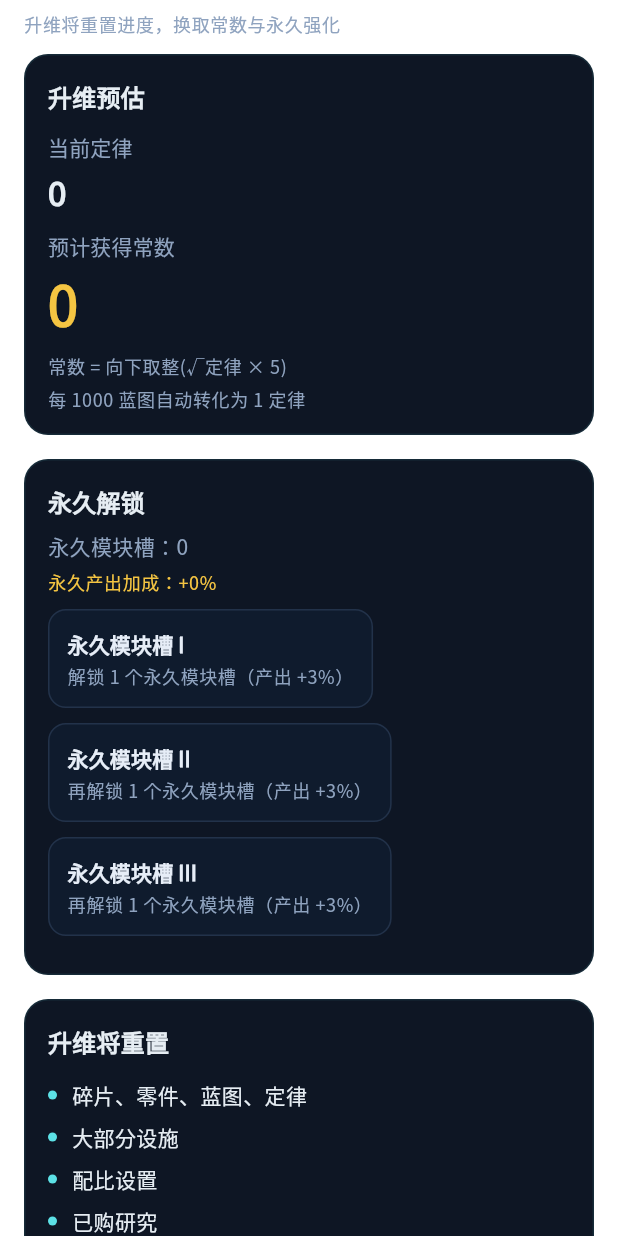
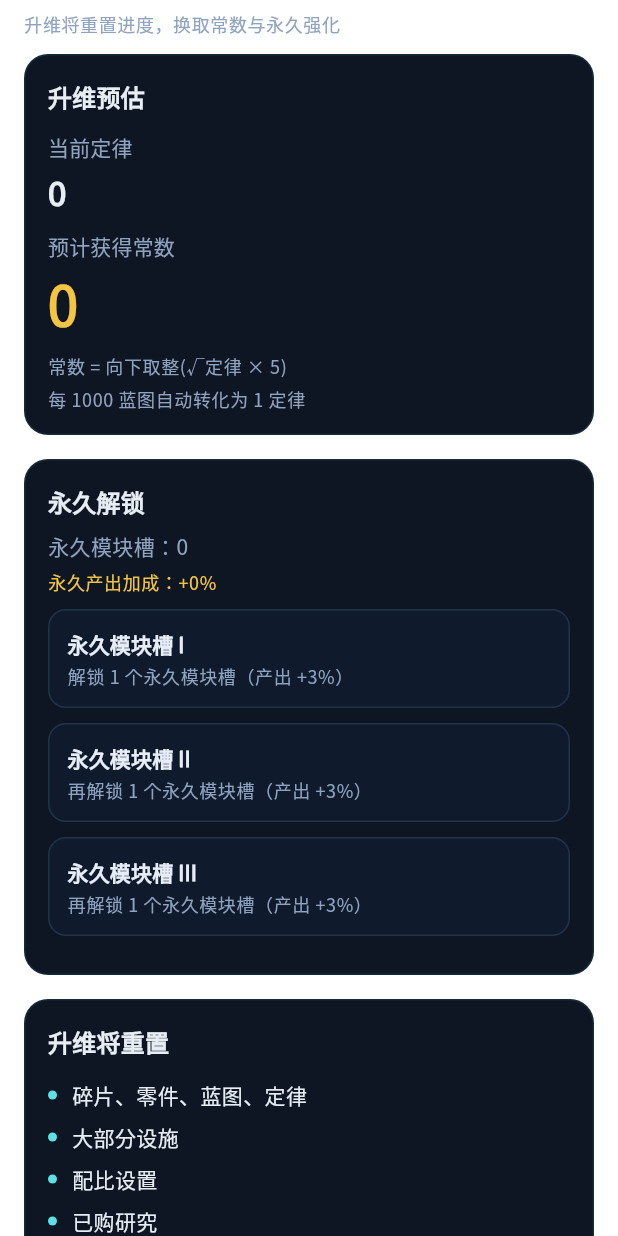
Before and after one commit to sb0703/Entropy-Factory, a Flutter app: the PrestigeTab widget shown alone on an empty page, opened directly, on a phone screen of 412 x 824 dp. Run offline on Flutter 3.47's test engine with Material 3 defaults, Android fonts, the phone set to English and light mode, and no system bars; our stand-ins replace flutter_riverpod, google_fonts, hive, hive_flutter, shared_preferences; accounts and stored records are empty.

Commit message:
fix(ui): 修复升维预估卡片和解锁图块宽度问题
将 Card 包裹在 SizedBox 中并设置 width: double.infinity，确保卡片在父容器中正确扩展宽度。同时为 _UnlockTile 容器添加相同属性，保持 UI 一致性。

```diff
--- a/lib/ui/tabs/prestige_tab.dart
+++ b/lib/ui/tabs/prestige_tab.dart
@@ -42,7 +42,9 @@ class PrestigeTab extends ConsumerWidget {
           ).textTheme.bodySmall?.copyWith(color: const Color(0xFF8FA3BF)),
         ),
         const SizedBox(height: 12),
-        Card(
+        SizedBox(
+          width: double.infinity,
+          child: Card(
             child: Padding(
               padding: const EdgeInsets.all(16),
               child: Column(
@@ -64,9 +66,9 @@ class PrestigeTab extends ConsumerWidget {
                   const SizedBox(height: 6),
                   Text(
                     _formatNumber(laws),
-                  style: Theme.of(
-                    context,
-                  ).textTheme.titleLarge?.copyWith(fontWeight: FontWeight.w600),
+                    style: Theme.of(context).textTheme.titleLarge?.copyWith(
+                      fontWeight: FontWeight.w600,
+                    ),
                   ),
                   const SizedBox(height: 12),
                   Text(
@@ -98,6 +100,7 @@ class PrestigeTab extends ConsumerWidget {
                     ),
                   ),
                 ],
+              ),
             ),
           ),
         ),
@@ -684,6 +687,7 @@ class _UnlockTile extends StatelessWidget {
   @override
   Widget build(BuildContext context) {
     return Container(
+      width: double.infinity,
       margin: const EdgeInsets.only(bottom: 10),
       padding: const EdgeInsets.all(12),
       decoration: BoxDecoration(
```
Lines whose indentation alone changed are shown as unchanged.
